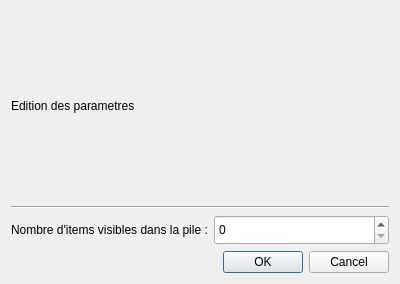
Above: src/interface/settings/settings.ui from StephaneBranly/LO21-RPN-Calculator before the change. Below: the same form after it.
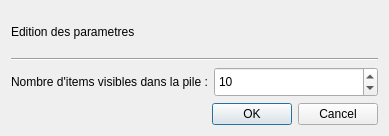
That is the form after the change.

Commit message: add dialog settings

What changed in the file:
```diff
--- a/src/interface/settings/settings.ui
+++ b/src/interface/settings/settings.ui
@@ -6,8 +6,8 @@
    <rect>
     <x>0</x>
     <y>0</y>
-    <width>400</width>
-    <height>284</height>
+    <width>389</width>
+    <height>136</height>
    </rect>
   </property>
   <property name="minimumSize">
@@ -81,6 +81,15 @@
              <height>0</height>
             </size>
            </property>
+           <property name="minimum">
+            <number>1</number>
+           </property>
+           <property name="maximum">
+            <number>999</number>
+           </property>
+           <property name="value">
+            <number>10</number>
+           </property>
           </widget>
          </item>
         </layout>
```
The commit also changes 6 other files.
